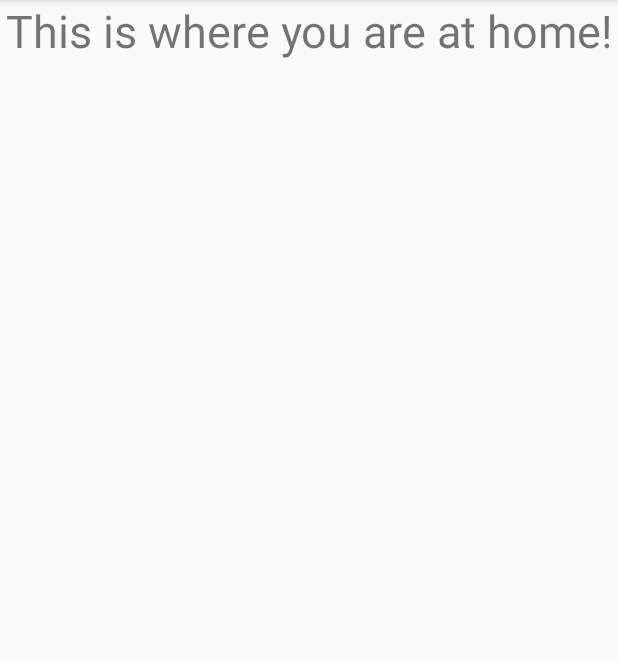
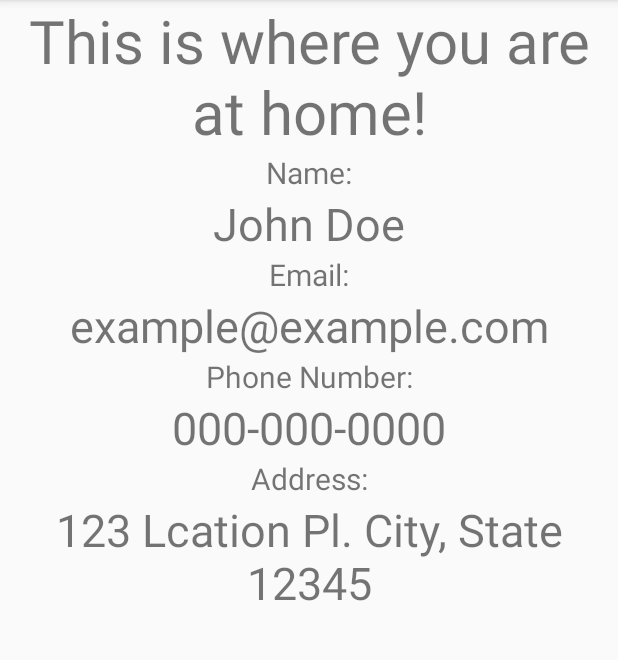
Before and after one commit to Wenxchn/AdvanceDirectives, an Android app: the Home screen opened directly, with no data from a screen before it, on a phone screen of 412 x 824 dp, the part 84-744 px from its top. Run offline under Robolectric (Android 15) with nearby library versions, the light colour scheme and no system bars; 4 statements that could not run were skipped.

Commit message:
login and view info

```diff
--- a/Android/app/src/main/AndroidManifest.xml
+++ b/Android/app/src/main/AndroidManifest.xml
@@ -15,7 +15,6 @@
         android:roundIcon="@mipmap/ic_launcher_round"
         android:supportsRtl="true"
         android:theme="@style/AppTheme">
-        <!-- <activity android:name=".FindNearestHospital"></activity> -->
         <meta-data
             android:name="com.google.android.geo.API_KEY"
             android:value="@string/map_key" />
--- a/Android/app/src/main/java/edu/upenn/cis350/advanceddirectives/Home.java
+++ b/Android/app/src/main/java/edu/upenn/cis350/advanceddirectives/Home.java
@@ -1,15 +1,25 @@
 package edu.upenn.cis350.advanceddirectives;
 
 import android.os.Bundle;
+import android.widget.TextView;
 
 import androidx.appcompat.app.AppCompatActivity;
 
+import edu.upenn.cis350.advanceddirectives.data.Person;
+
 
 public class Home extends AppCompatActivity {
+    private Person currentUser;
 
     @Override
     protected void onCreate(Bundle savedInstanceState) {
         super.onCreate(savedInstanceState);
         setContentView(R.layout.activity_home);
+        String username = this.getIntent().getStringExtra("username");
+        this.currentUser = MainActivity.database.getPerson(username);
+        ((TextView) findViewById(R.id.name)).setText(currentUser.getName());
+        ((TextView) findViewById(R.id.email)).setText(currentUser.getEmail());
+        ((TextView) findViewById(R.id.phone)).setText(currentUser.getPhone());
+        ((TextView) findViewById(R.id.address)).setText(currentUser.getAddress());
     }
 }
--- a/Android/app/src/main/java/edu/upenn/cis350/advanceddirectives/Signup.java
+++ b/Android/app/src/main/java/edu/upenn/cis350/advanceddirectives/Signup.java
@@ -28,7 +28,7 @@ public class Signup extends AppCompatActivity {
         String phone = ((EditText) findViewById(R.id.phone)).getText().toString();
         String address = ((EditText) findViewById(R.id.address)).getText().toString();
         if (db.isAvailable(username)) {
-            Person currentUser = new Person(db.getAndIncrementCurrID(), username, password,
+            Person currentUser = new Person(username, password,
                     name, email, phone, address);
             db.addPerson(currentUser);
             Toast.makeText(this, "Account created, you can now log in!",
--- a/Android/app/src/main/java/edu/upenn/cis350/advanceddirectives/data/Database.java
+++ b/Android/app/src/main/java/edu/upenn/cis350/advanceddirectives/data/Database.java
@@ -4,10 +4,9 @@ import java.util.Collection;
 import java.util.Iterator;
 
 public abstract class Database {
-    public abstract int getAndIncrementCurrID();
-    public abstract Person getPerson(int ID);
+    public abstract Person getPerson(String username);
     public abstract Person addPerson(Person person);
-    public abstract Person removePersonByID(int ID);
+    public abstract Person removePerson(String username);
     public abstract Collection<Person> getAllPeople();
     public Iterator<Person> getPeopleIterator() {
         return getAllPeople().iterator();
--- a/Android/app/src/main/res/layout/activity_home.xml
+++ b/Android/app/src/main/res/layout/activity_home.xml
@@ -4,7 +4,7 @@
     xmlns:tools="http://schemas.android.com/tools"
     android:layout_width="match_parent"
     android:layout_height="match_parent"
-    tools:context=".Login">
+    tools:context=".Home">
 
 
     <LinearLayout
@@ -16,8 +16,60 @@
             android:layout_width="match_parent"
             android:layout_height="wrap_content"
             android:gravity="center"
+            android:textSize="40dp"
+            android:text="This is where you are at home!" />
+        <TextView
+            android:layout_width="match_parent"
+            android:layout_height="wrap_content"
+            android:gravity="center"
+            android:textSize="20dp"
+            android:text="Name:" />
+        <TextView
+            android:id="@+id/name"
+            android:layout_width="match_parent"
+            android:layout_height="wrap_content"
+            android:gravity="center"
             android:textSize="30dp"
-            android:text="This is where you are at home!" />
+            android:text="John Doe" />
+        <TextView
+            android:layout_width="match_parent"
+            android:layout_height="wrap_content"
+            android:gravity="center"
+            android:textSize="20dp"
+            android:text="Email:" />
+        <TextView
+            android:id="@+id/email"
+            android:layout_width="match_parent"
+            android:layout_height="wrap_content"
+            android:gravity="center"
+            android:textSize="30dp"
+            android:text="example@example.com" />
+        <TextView
+            android:layout_width="match_parent"
+            android:layout_height="wrap_content"
+            android:gravity="center"
+            android:textSize="20dp"
+            android:text="Phone Number:" />
+        <TextView
+            android:id="@+id/phone"
+            android:layout_width="match_parent"
+            android:layout_height="wrap_content"
+            android:gravity="center"
+            android:textSize="30dp"
+            android:text="000-000-0000" />
+        <TextView
+            android:layout_width="match_parent"
+            android:layout_height="wrap_content"
+            android:gravity="center"
+            android:textSize="20dp"
+            android:text="Address:" />
+        <TextView
+            android:id="@+id/address"
+            android:layout_width="match_parent"
+            android:layout_height="wrap_content"
+            android:gravity="center"
+            android:textSize="30dp"
+            android:text="123 Lcation Pl. City, State 12345" />
 
     </LinearLayout>
 
--- /dev/null
+++ b/Android/app/src/main/res/values/refs.xml
@@ -0,0 +1,2 @@
+<?xml version="1.0" encoding="utf-8"?>
+<resources></resources>
```
Also changed, not shown: Android/app/src/main/java/edu/upenn/cis350/advanceddirectives/Login.java (+19 -3 lines), Android/app/src/main/java/edu/upenn/cis350/advanceddirectives/data/BasicDatabase.java (+8 -19 lines), Android/app/src/main/java/edu/upenn/cis350/advanceddirectives/data/Person.java (+1 -7 lines), Android/app/src/main/res/layout/activity_login.xml (+35 -1 lines).
